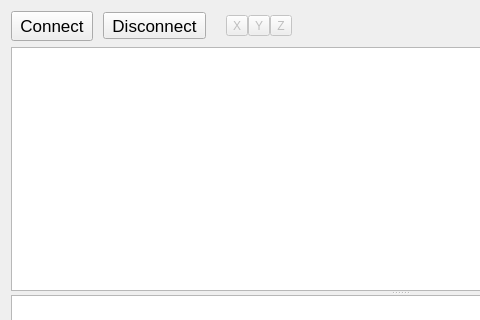
The window that mainwindow.ui (develer-staff/cutecom-ng) describes before a commit, drawn with Qt 5; both pictures show x 0 to 480 and y 0 to 320 of the 800 by 600 pixel window.
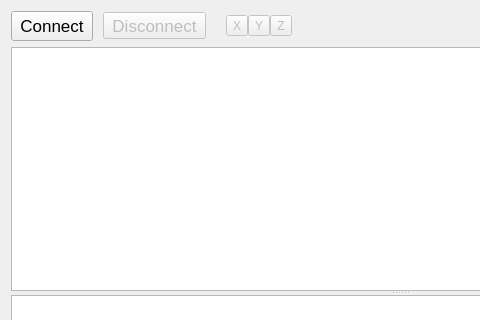
The same window after the commit. Icons and pictures are not drawn. Custom widgets are drawn as their Qt base class.

Commit message:
enable/disable UI elements regarding session state
refactoring :

instead of having sessionStarted/Stopped signals handled :
    - in some cases, some slots connected to UI elements directly
    - in other cases, a specially made method because signal/slots
      parameter don't match

i refactored to handle each signal at one place only

also renamed transfer buttons

Diff of the .ui file:
```diff
--- a/mainwindow.ui
+++ b/mainwindow.ui
@@ -59,6 +59,9 @@
       </item>
       <item>
        <widget class="QToolButton" name="disconnectButton">
+        <property name="enabled">
+         <bool>false</bool>
+        </property>
         <property name="font">
          <font>
           <pointsize>13</pointsize>
```
Left out of the diff: 6 changed lines with no effect on the pictures. The commit also changes 2 other files.
